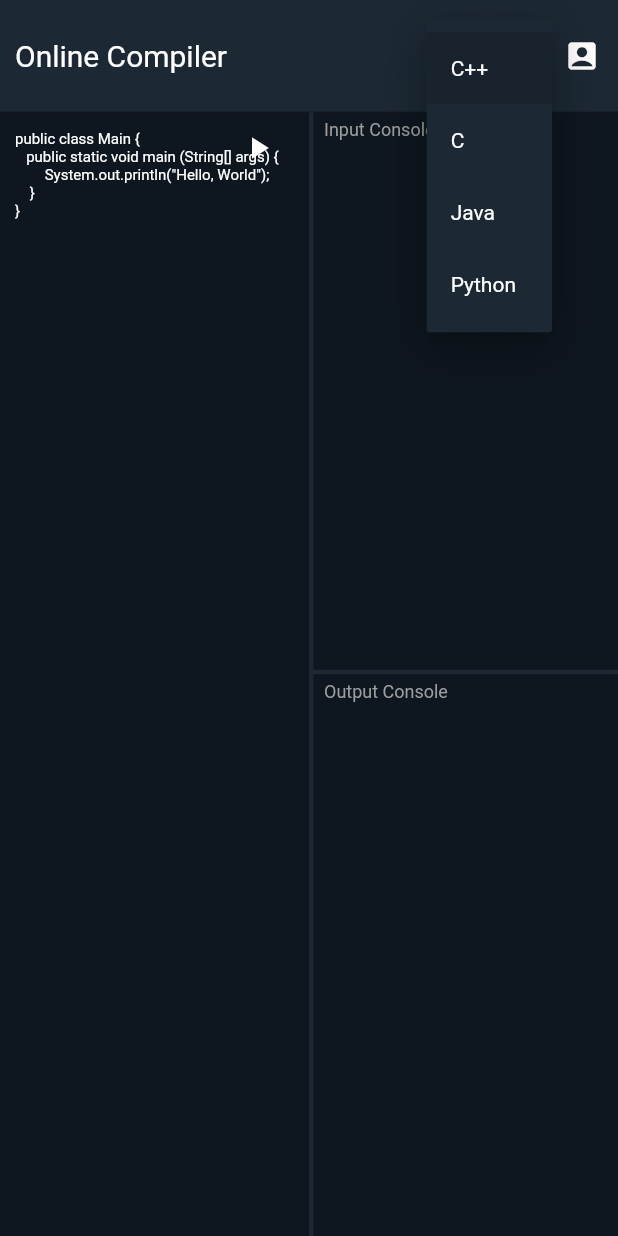
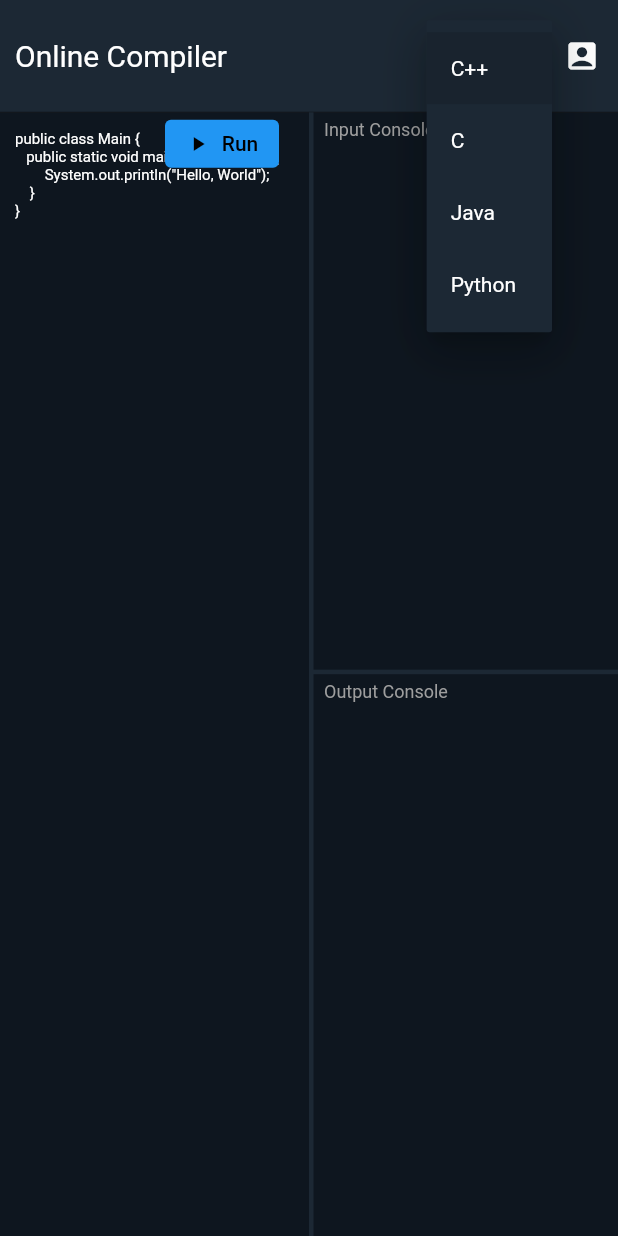
Before and after one commit to elyutin15/IDEKiller, a Flutter app: the screen it shows after launch, after a tap on "C++", on a phone screen of 412 x 824 dp. Run offline on Flutter 3.47's test engine with Material 2 defaults, Android fonts, the light colour scheme and no system bars; our stand-ins replace get, shared_preferences, url_strategy, velocity_x; missing offline and left inert: path_icon, window_size.

Commit message:
changed button

```diff
--- a/front/lib/screens/compiler.dart
+++ b/front/lib/screens/compiler.dart
@@ -15,6 +15,8 @@ class Home extends StatelessWidget {
 
   final TextEditingController inputController = TextEditingController();
   final TextEditingController outputController = TextEditingController();
+  final TextEditingController liningController =
+      TextEditingController(text: "1");
   final TextEditingController codeController = TextEditingController(
       text:
           "public class Main {\n   public static void main (String[] args) {\n        System.out.println(\"Hello, World\");\n    }\n}");
@@ -113,12 +115,21 @@ class Home extends StatelessWidget {
                           ),
                         ),
                         Positioned(
-                          right: 10,
-                          child: IconButton(
-                            icon: const Flexible(
-                              child: Icon(
-                                Icons.play_arrow,
-                                color: Colors.white,
+                          top: 5,
+                          right: 20,
+                          child: SizedBox(
+                            height: 32,
+                            width: 76,
+                            child: TextButton.icon(
+                              style: ButtonStyle(
+                                iconSize: MaterialStateProperty.all(16),
+                                backgroundColor: MaterialStateProperty.all(
+                                    Colors.blue[500]),
+                                shape: MaterialStateProperty.all<
+                                    RoundedRectangleBorder>(
+                                  RoundedRectangleBorder(
+                                    borderRadius: BorderRadius.circular(4.0),
+                                  ),
                                 ),
                               ),
                               onPressed: () {
@@ -128,6 +139,18 @@ class Home extends StatelessWidget {
                                   outputController,
                                 );
                               },
+                              icon: const Icon(
+                                Icons.play_arrow,
+                                color: Colors.black,
+                              ),
+                              label: const Text(
+                                "Run",
+                                style: TextStyle(
+                                  fontSize: 14,
+                                  color: Colors.black,
+                                ),
+                              ),
+                            ),
                           ),
                         ),
                       ],
```
Lines whose indentation alone changed are shown as unchanged.
